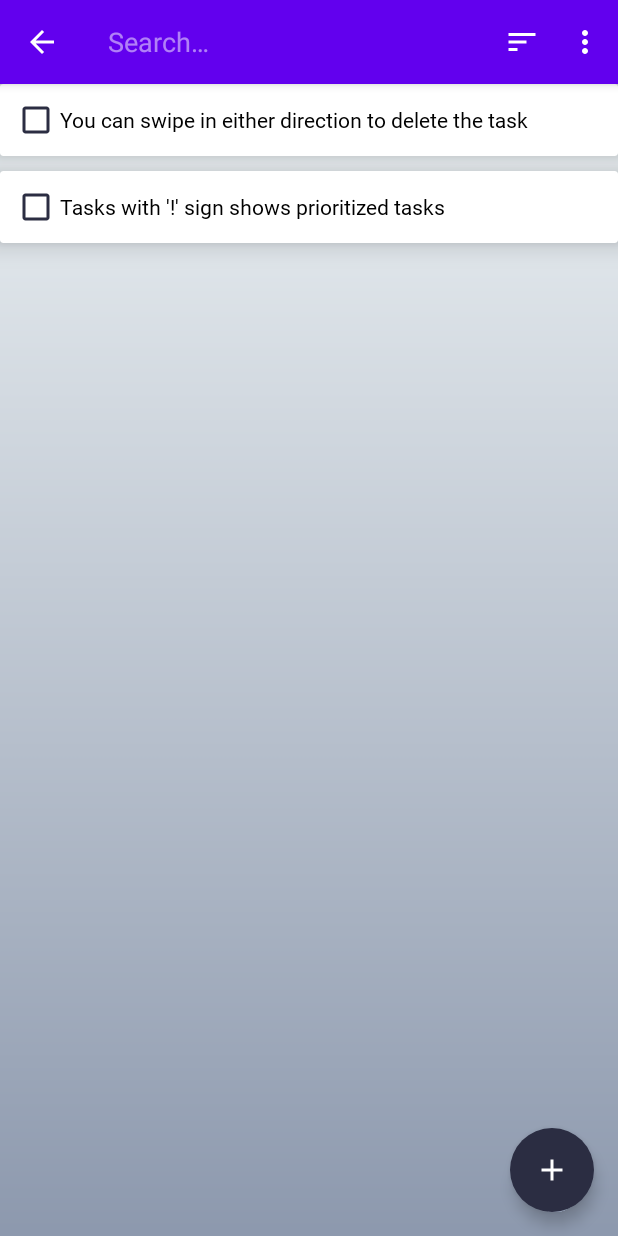
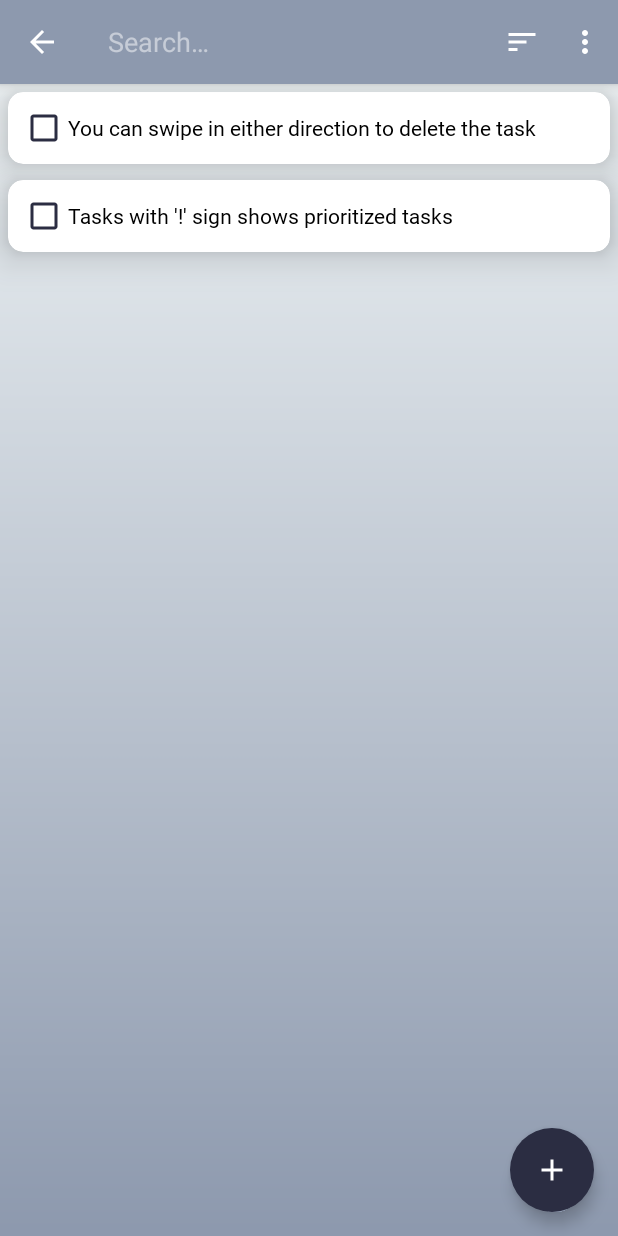
Before and after one commit to gamarmustafa/ToDo, an Android app: the screen it shows after launch (MainActivity), in the options menu, after a tap on "Delete all completed", on a phone screen of 412 x 824 dp. Run offline under Robolectric (Android 15) with nearby library versions, the phone set to English and light mode, and no system bars; our stand-ins replace Dagger/Hilt's generated code, Room's generated code.

Commit message:
implement 'delete all completed tasks' funcionality and add minor changes to design

```diff
--- a/app/src/main/java/com/example/todo/data/TaskDao.kt
+++ b/app/src/main/java/com/example/todo/data/TaskDao.kt
@@ -20,7 +20,7 @@ interface TaskDao {
     // || is appending not OR.
     //if hideCompleted is true, show all uncompleted tasks, if it's false show all tasks
     //0 means false in SQL
-    @Query("SELECT * FROM task_table WHERE(completed != :hideCompleted OR completed = 0) AND name LIKE '%' || :searchQuery || '%' ORDER BY important DESC,name COLLATE NOCASE  ")
+    @Query("SELECT * FROM task_table WHERE(completed != :hideCompleted OR completed = 0) AND name LIKE '%' || :searchQuery || '%' ORDER BY important DESC,name COLLATE NOCASE")
     fun getTasksSortedByName(searchQuery: String, hideCompleted: Boolean): Flow<List<Task>>
 
     @Query("SELECT * FROM task_table WHERE(completed != :hideCompleted OR completed = 0) AND name LIKE '%' || :searchQuery || '%' ORDER BY important DESC, created ")
@@ -35,5 +35,8 @@ interface TaskDao {
     @Delete
     suspend fun delete(task: Task)
 
+    @Query("DELETE FROM task_table WHERE completed = 1")
+    suspend fun deleteCompletedTasks()
+
 
 }
--- a/app/src/main/java/com/example/todo/tasks/MainActivity.kt
+++ b/app/src/main/java/com/example/todo/tasks/MainActivity.kt
@@ -1,7 +1,9 @@
 package com.example.todo.tasks
 
+import android.app.AlertDialog
 import android.app.Dialog
 import android.os.Bundle
+import android.util.Log
 import android.view.Menu
 import android.view.MenuItem
 import android.view.View
@@ -21,18 +23,21 @@ import com.example.todo.databinding.DialogEditBinding
 import com.example.todo.util.onQueryTextChanged
 import com.google.android.material.snackbar.Snackbar
 import dagger.hilt.android.AndroidEntryPoint
+import kotlinx.android.synthetic.main.activity_main.*
 import kotlinx.coroutines.launch
 
 @AndroidEntryPoint
 class MainActivity : AppCompatActivity(),TasksAdapter.OnItemClickListener {
 
     val viewModel: TasksViewModel by viewModels()
+    private lateinit var searchView:SearchView
     lateinit var binding: ActivityMainBinding
     override fun onCreate(savedInstanceState: Bundle?) {
         super.onCreate(savedInstanceState)
         binding = ActivityMainBinding.inflate(layoutInflater)
         setContentView(binding.root)
         val tasksAdapter = TasksAdapter(this)
+        supportActionBar?.title = "Tasks"
         binding.apply {
             rvTasks.apply {
                 adapter = tasksAdapter
@@ -47,6 +52,11 @@ class MainActivity : AppCompatActivity(),TasksAdapter.OnItemClickListener {
                 override fun onSwiped(viewHolder: RecyclerView.ViewHolder, direction: Int) {
                     val task = tasksAdapter.currentList[viewHolder.adapterPosition]
                     viewModel.onTaskSwiped(task)
+                    Snackbar.make(binding.root, "Task deleted",Snackbar.LENGTH_LONG)
+                        .setAction("UNDO"){
+                            //UI shouldn't handle logic part. that's why we delegate deletion to ViewModel
+                            viewModel.onUndoDeleteClick(task)
+                        }.show()
                 }
             }).attachToRecyclerView(rvTasks)
 
@@ -91,21 +101,6 @@ class MainActivity : AppCompatActivity(),TasksAdapter.OnItemClickListener {
                 binding.ivNoTask.visibility = View.VISIBLE
             }
             tasksAdapter.submitList(it)
-        }
-        lifecycleScope.launchWhenStarted {
-            // launchWhenStarted makes the scope smaller, because instead of getting cancelled on onDestroy()
-            // it gets cancelled on onStopped()
-            viewModel.tasksEvent.collect{event ->
-                when(event){
-                    is TasksViewModel.TasksEvent.ShowUndoDeleteTaskMessage ->{
-                        Snackbar.make(binding.root, "Task deleted",Snackbar.LENGTH_LONG)
-                            .setAction("UNDO"){
-                                //UI shouldn't handle logic part. that's why we delegate deletion to ViewModel
-                                viewModel.onUndoDeleteClick(event.task)
-                            }.show()
-                    }
-                }
-            }
         }
     }
 
@@ -152,7 +147,14 @@ class MainActivity : AppCompatActivity(),TasksAdapter.OnItemClickListener {
         menuInflater.inflate(R.menu.menu_tasks, menu)
 
         val searchItem = menu?.findItem(R.id.action_search)
-        val searchView = searchItem?.actionView as SearchView
+        searchView = searchItem?.actionView as SearchView
+
+        val pendingQuery = viewModel.searchQuery.value
+        if(pendingQuery != null && pendingQuery.isNotEmpty()){
+            searchItem.expandActionView()
+            searchView.setQuery(pendingQuery,false )
+        } // to put the query in the search view when screen rotated
+        // when screen rotated, searchView disappears for a unknown reason
 
         searchView.onQueryTextChanged {
             //we pass query from the SearchView to ViewModel
@@ -177,12 +179,16 @@ class MainActivity : AppCompatActivity(),TasksAdapter.OnItemClickListener {
                 true
             }
             R.id.action_delete_all_completed_tasks -> {
+                viewModel.deleteAllTasks()
                 true
             }
             else -> super.onOptionsItemSelected(item)
 
         }
     }
-
+    override fun onDestroy() {
+        super.onDestroy()
+        searchView.setOnQueryTextListener(null)
+    }
 
 }
--- a/app/src/main/java/com/example/todo/tasks/TasksViewModel.kt
+++ b/app/src/main/java/com/example/todo/tasks/TasksViewModel.kt
@@ -23,11 +23,6 @@ class TasksViewModel @Inject constructor(private val taskDao: TaskDao) : ViewMod
     val sortOrder = MutableStateFlow(SortOrder.BY_DATE) //default value
     val hideCompleted = MutableStateFlow(false)   //default value
 
-    private  val tasksEventChannel = Channel<TasksEvent>()
-    //if we expose the channel,activity can put something in it
-    //that's why we convert it into flow
-    val tasksEvent = tasksEventChannel.receiveAsFlow()
-
     private val taskFlow = combine(searchQuery, sortOrder, hideCompleted) { //combine()  passes all there latest values
         query,sortOrder,hideCompleted ->
         Triple(query,sortOrder,hideCompleted)
@@ -52,7 +47,6 @@ class TasksViewModel @Inject constructor(private val taskDao: TaskDao) : ViewMod
     fun onTaskSwiped(task: Task){
         viewModelScope.launch {
             taskDao.delete(task)
-            tasksEventChannel.send(TasksEvent.ShowUndoDeleteTaskMessage(task))
         }
     }
 
@@ -68,17 +62,16 @@ class TasksViewModel @Inject constructor(private val taskDao: TaskDao) : ViewMod
         }
     }
 
-
     fun onUndoDeleteClick(task: Task){
         viewModelScope.launch{
             taskDao.insert(task)
         }
     }
-
-    sealed class TasksEvent{
-        data class ShowUndoDeleteTaskMessage(val task: Task):TasksEvent()
+    fun deleteAllTasks(){
+        viewModelScope.launch {
+            taskDao.deleteCompletedTasks()
+        }
     }
-
 }
 
 enum class SortOrder {
--- a/app/src/main/res/layout/dialog_add.xml
+++ b/app/src/main/res/layout/dialog_add.xml
@@ -42,7 +42,7 @@
                 android:id="@+id/etAddNote"
                 android:layout_width="0dp"
                 android:layout_height="wrap_content"
-                android:layout_marginStart="4dp"
+                android:layout_marginStart="2dp"
                 android:backgroundTint="@color/red"
                 android:fontFamily="@font/saira_condensed_regular"
                 android:hint="Enter Task"
@@ -54,7 +54,7 @@
                 android:id="@+id/check_box_important"
                 android:layout_width="match_parent"
                 android:layout_height="wrap_content"
-                android:layout_marginStart="4dp"
+                android:layout_marginStart="0dp"
                 android:buttonTint="@drawable/check_box_color"
                 android:fontFamily="@font/saira_condensed_medium"
                 android:text="Important task"
--- a/app/src/main/res/layout/dialog_edit.xml
+++ b/app/src/main/res/layout/dialog_edit.xml
@@ -42,7 +42,7 @@
                 android:id="@+id/etAddNote"
                 android:layout_width="0dp"
                 android:layout_height="wrap_content"
-                android:layout_marginStart="4dp"
+                android:layout_marginStart="2dp"
                 android:backgroundTint="@color/red"
                 android:fontFamily="@font/saira_condensed_regular"
 
@@ -54,7 +54,7 @@
                 android:id="@+id/check_box_important"
                 android:layout_width="match_parent"
                 android:layout_height="wrap_content"
-                android:layout_marginStart="2dp"
+                android:layout_marginStart="0dp"
                 android:layout_marginTop="-7dp"
                 android:buttonTint="@drawable/check_box_color"
                 android:fontFamily="@font/saira_condensed_medium"
--- a/app/src/main/res/layout/item_task_layout.xml
+++ b/app/src/main/res/layout/item_task_layout.xml
@@ -1,21 +1,27 @@
 <?xml version="1.0" encoding="utf-8"?>
 <androidx.cardview.widget.CardView xmlns:android="http://schemas.android.com/apk/res/android"
+    xmlns:app="http://schemas.android.com/apk/res-auto"
     xmlns:tools="http://schemas.android.com/tools"
     android:layout_width="match_parent"
     android:layout_height="wrap_content"
-    xmlns:app="http://schemas.android.com/apk/res-auto"
-    app:cardElevation="10dp"
-    android:layout_marginBottom="10dp">
+    android:layout_marginStart="5dp"
+    android:layout_marginEnd="5dp"
+    android:layout_marginTop="5dp"
+    app:cardCornerRadius="10dp"
+    android:layout_marginBottom="5dp"
+    app:cardElevation="15dp">
+
     <RelativeLayout
-        android:padding="8dp"
         android:layout_width="match_parent"
-        android:layout_height="wrap_content">
+        android:layout_height="wrap_content"
+        android:padding="8dp">
+
         <CheckBox
             android:id="@+id/check_box_completed"
             android:layout_width="wrap_content"
             android:layout_height="wrap_content"
+            android:layout_alignParentStart="true"
             android:buttonTint="@drawable/check_box_color"
-            android:layout_alignParentStart="true"
             android:minWidth="0dp"
             android:minHeight="0dp" />
 
@@ -28,8 +34,8 @@
             android:layout_toStartOf="@id/label_priority"
             android:layout_toEndOf="@id/check_box_completed"
             android:ellipsize="end"
+            android:fontFamily="@font/saira_condensed_regular"
             android:gravity="center_vertical"
-            android:fontFamily="@font/saira_condensed_regular"
             android:maxLines="1"
             android:textColor="@color/black"
             tools:text="Example item" />
@@ -44,6 +50,4 @@
     </RelativeLayout>
 
 
-
-
 </androidx.cardview.widget.CardView>
--- a/app/src/main/res/menu/menu_tasks.xml
+++ b/app/src/main/res/menu/menu_tasks.xml
@@ -1,6 +1,7 @@
 <?xml version="1.0" encoding="utf-8"?>
 <menu xmlns:android="http://schemas.android.com/apk/res/android"
     xmlns:app="http://schemas.android.com/apk/res-auto">
+
 
     <item
         android:id="@+id/action_search"
@@ -30,6 +31,7 @@
         android:title="Hide completed"
         app:showAsAction="never"/>
     <item
+
         android:id="@+id/action_delete_all_completed_tasks"
         android:title="Delete all completed"
         app:showAsAction="never"/>
--- a/app/src/main/res/values-night/themes.xml
+++ b/app/src/main/res/values-night/themes.xml
@@ -2,7 +2,7 @@
     <!-- Base application theme. -->
     <style name="Theme.ToDo" parent="Theme.MaterialComponents.Light.DarkActionBar">
         <!-- Primary brand color. -->
-        <item name="colorPrimary">@color/purple_200</item>
+        <item name="colorPrimary">@color/gray</item>
         <item name="colorPrimaryVariant">@color/purple_700</item>
         <item name="colorOnPrimary">@color/black</item>
         <!-- Secondary brand color. -->
@@ -10,7 +10,7 @@
         <item name="colorSecondaryVariant">@color/teal_200</item>
         <item name="colorOnSecondary">@color/black</item>
         <!-- Status bar color. -->
-        <item name="android:statusBarColor">?attr/colorPrimaryVariant</item>
+        <item name="android:statusBarColor">@color/dark_gray</item>
         <!-- Customize your theme here. -->
     </style>
 </resources>
--- a/app/src/main/res/values/styles.xml
+++ b/app/src/main/res/values/styles.xml
@@ -5,4 +5,6 @@
         <item name="android:windowBackground">@android:color/transparent</item>
         <item name="android:windowMinWidthMinor">99%</item>
     </style>
+
+
 </resources>
--- a/app/src/main/res/values/themes.xml
+++ b/app/src/main/res/values/themes.xml
@@ -2,15 +2,15 @@
     <!-- Base application theme. -->
     <style name="Theme.ToDo" parent="Theme.MaterialComponents.DayNight.DarkActionBar">
         <!-- Primary brand color. -->
-        <item name="colorPrimary">@color/purple_500</item>
+        <item name="colorPrimary">@color/gray</item>
         <item name="colorPrimaryVariant">@color/purple_700</item>
-        <item name="colorOnPrimary">@color/white</item>
+        <item name="colorOnPrimary">@color/gray</item>
         <!-- Secondary brand color. -->
         <item name="colorSecondary">@color/teal_200</item>
         <item name="colorSecondaryVariant">@color/teal_700</item>
         <item name="colorOnSecondary">@color/black</item>
         <!-- Status bar color. -->
-        <item name="android:statusBarColor">?attr/colorPrimaryVariant</item>
+        <item name="android:statusBarColor">@color/dark_gray</item>
         <!-- Customize your theme here. -->
     </style>
 </resources>
```
